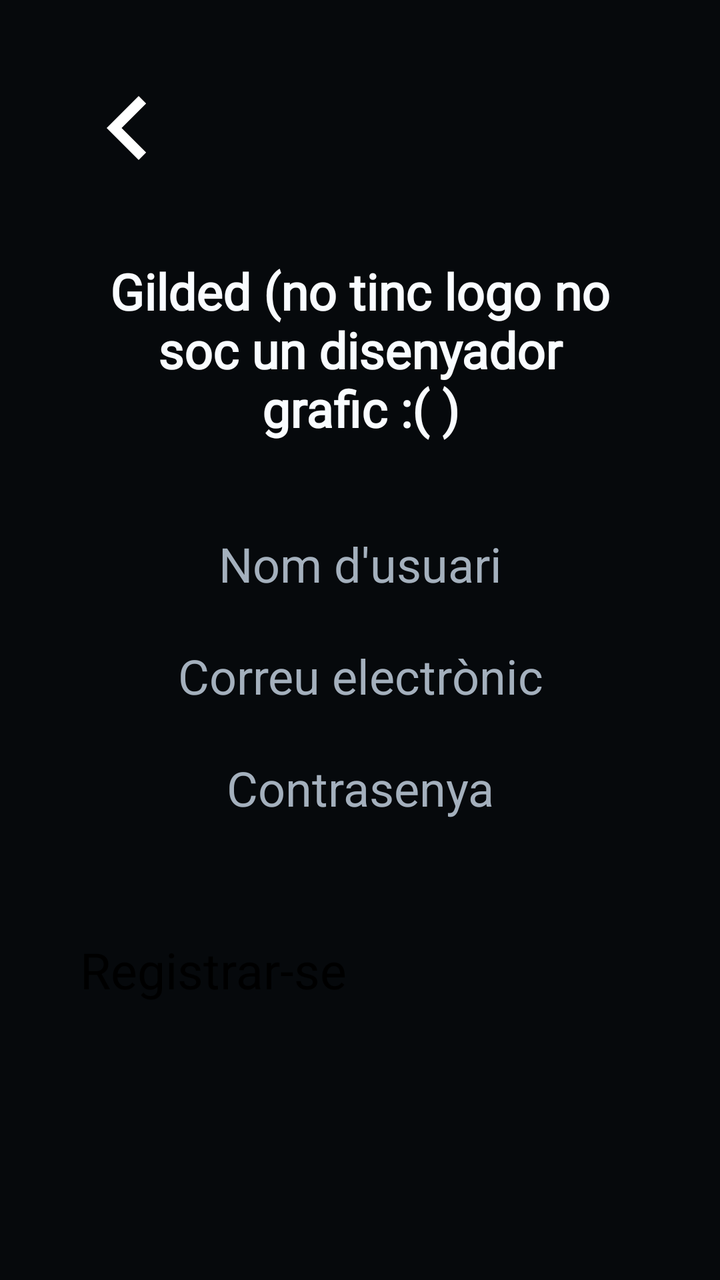
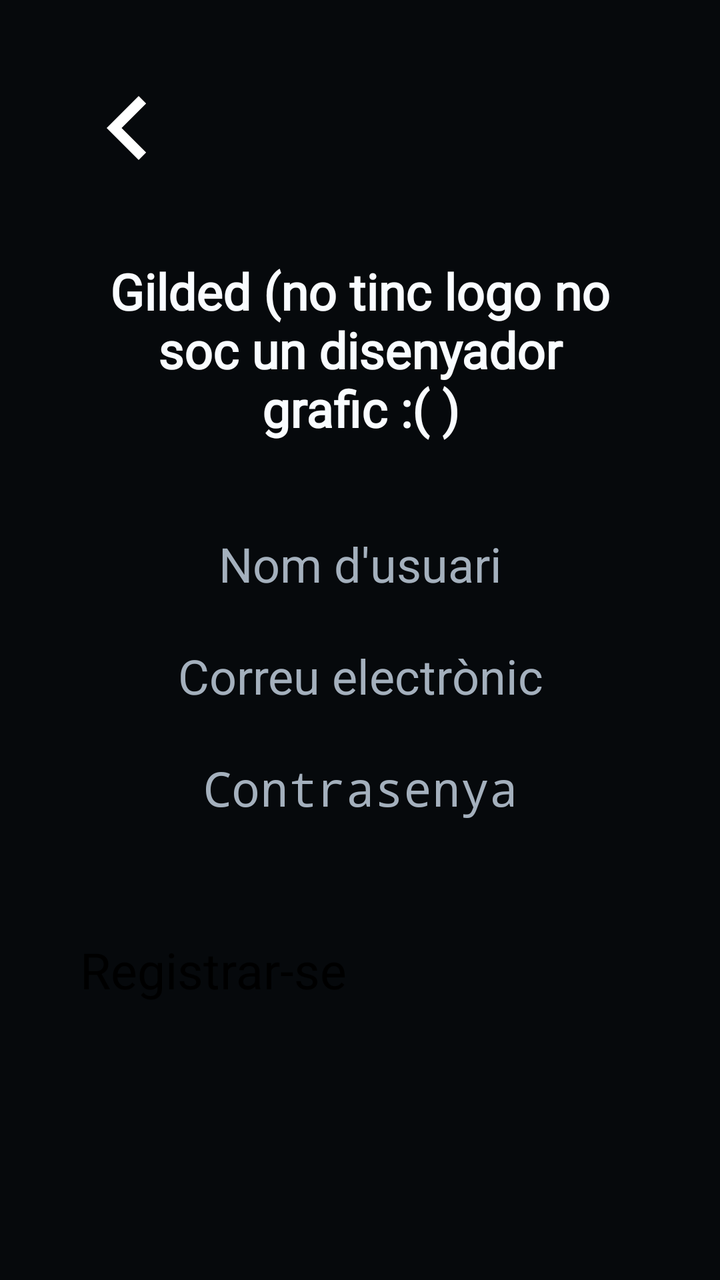

Compare the two renders of this Android layout. The source of the first and the diff that turns it into the second are given below.
<!-- AndroidManifest.xml: application theme Theme.Gilded.SplashScreen -->
<!-- res/layout/fragment_signin.xml -->
<?xml version="1.0" encoding="utf-8"?>
<androidx.constraintlayout.widget.ConstraintLayout xmlns:android="http://schemas.android.com/apk/res/android"
    xmlns:tools="http://schemas.android.com/tools"
    android:layout_width="match_parent"
    android:layout_height="match_parent"
    tools:context=".fragments.SignInFragment"
    xmlns:app="http://schemas.android.com/apk/res-auto"
    android:background="@color/black">

    <ImageButton
        android:id="@+id/goBack"
        android:layout_width="64dp"
        android:layout_height="64dp"

        android:layout_marginLeft="32dp"
        android:layout_marginTop="32dp"

        android:src="@drawable/left"

        android:background="@android:color/transparent"

        app:layout_constraintTop_toTopOf="parent"
        app:layout_constraintLeft_toLeftOf="parent"

        android:scaleType="fitCenter"
        />

    <TextView
        android:id="@+id/logo"
        android:layout_width="match_parent"
        android:layout_height="150dp"

        android:layout_marginTop="100dp"
        android:layout_marginLeft="40dp"
        android:layout_marginRight="40dp"

        android:fontFamily="@font/montserrat_extrabold"

        app:layout_constraintTop_toTopOf="parent"

        android:gravity="center"
        android:text="Gilded (no tinc logo no soc un disenyador grafic :( )"
        android:textColor="@color/white"
        android:textSize="25sp"
        android:textStyle="bold" />

    <EditText
        android:id="@+id/username"
        android:layout_width="300dp"
        android:layout_height="48dp"

        android:layout_marginTop="8dp"

        android:textSize="24sp"
        android:hint="@string/username"
        android:textColorHint="@color/grey"
        android:textColor="@color/white"
        android:gravity="center"

        app:layout_constraintTop_toBottomOf="@id/logo"
        app:layout_constraintLeft_toLeftOf="parent"
        app:layout_constraintRight_toRightOf="parent"
        />

    <EditText
        android:id="@+id/email"
        android:layout_width="300dp"
        android:layout_height="48dp"

        android:layout_marginTop="8dp"

        android:textSize="24sp"
        android:hint="@string/email"
        android:textColorHint="@color/grey"
        android:textColor="@color/white"
        android:gravity="center"

        app:layout_constraintTop_toBottomOf="@id/username"
        app:layout_constraintLeft_toLeftOf="parent"
        app:layout_constraintRight_toRightOf="parent"
        />

    <EditText
        android:id="@+id/password"
        android:layout_width="300dp"
        android:layout_height="48dp"

        android:layout_marginTop="8dp"

        android:textSize="24sp"
        android:hint="@string/password"
        android:textColorHint="@color/grey"
        android:textColor="@color/white"
        android:gravity="center"

        app:layout_constraintTop_toBottomOf="@id/email"
        app:layout_constraintLeft_toLeftOf="parent"
        app:layout_constraintRight_toRightOf="parent"
        />

    <Button
        android:id="@+id/signin"
        android:layout_width="match_parent"
        android:layout_height="50dp"

        android:backgroundTint="@color/black_tonal1"

        android:layout_marginTop="50dp"
        android:layout_marginLeft="40dp"
        android:layout_marginRight="40dp"

        app:layout_constraintTop_toBottomOf="@id/password"

        android:text="@string/signin"
        android:textSize="25sp"
        />

</androidx.constraintlayout.widget.ConstraintLayout>
<!-- resources referenced by this layout -->
<resources>
  <color name="black">#06090C</color>
  <color name="black_tonal1">#121621</color>
  <color name="grey">#A4B0BD</color>
  <color name="white">#F9FCFF</color>
  <!-- drawable left (drawable) -->
  <vector xmlns:android="http://schemas.android.com/apk/res/android" android:autoMirrored="true" android:height="24dp" android:tint="#FFFFFF" android:viewportHeight="960" android:viewportWidth="960" android:width="24dp">
        
      <path android:fillColor="@android:color/white" android:pathData="M560,720L320,480L560,240L616,296L432,480L616,664L560,720Z"/>
      
  </vector>
  <string name="email">Correu electrònic</string>
  <string name="password">Contrasenya</string>
  <string name="signin">Registrar-se</string>
  <string name="username">Nom d\'usuari</string>
  <style name="Theme.Gilded.SplashScreen" parent="Theme.SplashScreen">
          <item name="windowSplashScreenBackground">@color/black</item>
          <item name="windowSplashScreenAnimatedIcon">@drawable/temporal_splashscreen</item>
          <item name="windowSplashScreenAnimationDuration">5000</item>
          <item name="postSplashScreenTheme">@style/Base.Theme.Gilded</item>
      </style>
  <!-- drawable temporal_splashscreen: gif bitmap (drawable, 132219 bytes) -->
  <style name="Base.Theme.Gilded" parent="Theme.Material3.DayNight.NoActionBar">
          
          
          <item name="android:fontFamily">@font/montserrat</item>
          <item name="android:textColor">@color/white</item>
      </style>
</resources>

<!-- the commit's change to res/layout/fragment_signin.xml (unified diff, before → after) -->
@@ -78,6 +78,8 @@
         app:layout_constraintTop_toBottomOf="@id/username"
         app:layout_constraintLeft_toLeftOf="parent"
         app:layout_constraintRight_toRightOf="parent"
+
+        android:inputType="textEmailAddress"
         />
 
     <EditText
@@ -96,6 +98,8 @@
         app:layout_constraintTop_toBottomOf="@id/email"
         app:layout_constraintLeft_toLeftOf="parent"
         app:layout_constraintRight_toRightOf="parent"
+
+        android:inputType="textPassword"
         />
 
     <Button
